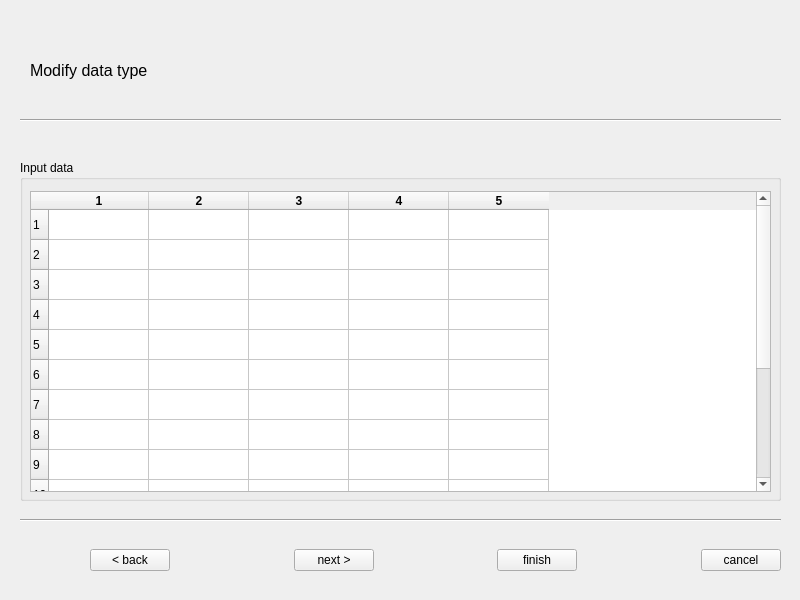
zel0rd/Non-Identifying, file UI/ModifyData.ui: the form before one commit.
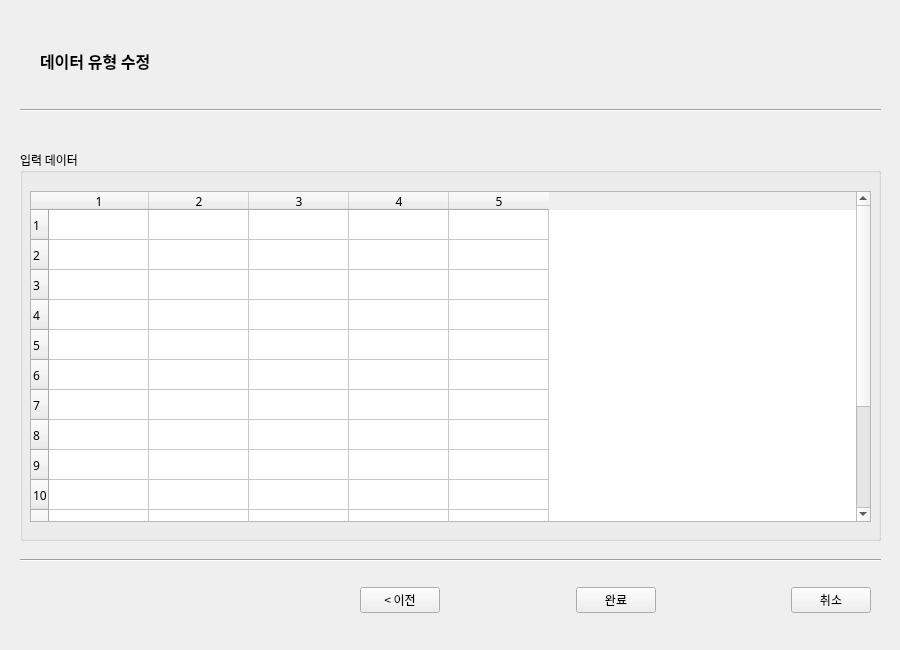
The form after the commit.

What changed in the file:
```diff
--- a/UI/ModifyData.ui
+++ b/UI/ModifyData.ui
@@ -6,8 +6,8 @@
    <rect>
     <x>0</x>
     <y>0</y>
-    <width>800</width>
-    <height>600</height>
+    <width>900</width>
+    <height>650</height>
    </rect>
   </property>
   <property name="windowTitle">
@@ -18,21 +18,26 @@
     <property name="geometry">
      <rect>
       <x>20</x>
-      <y>160</y>
-      <width>761</width>
-      <height>341</height>
+      <y>150</y>
+      <width>861</width>
+      <height>391</height>
      </rect>
     </property>
+    <property name="font">
+     <font>
+      <family>맑은 고딕</family>
+     </font>
+    </property>
     <property name="title">
-     <string>Input data</string>
+     <string>입력 데이터</string>
     </property>
     <widget class="QTableWidget" name="dataTypeChange">
      <property name="geometry">
       <rect>
        <x>10</x>
-       <y>31</y>
-       <width>741</width>
-       <height>301</height>
+       <y>41</y>
+       <width>841</width>
+       <height>331</height>
       </rect>
      </property>
      <property name="rowCount">
@@ -59,8 +64,8 @@
       </property>
       <property name="font">
        <font>
-        <weight>75</weight>
-        <bold>true</bold>
+        <weight>50</weight>
+        <bold>false</bold>
        </font>
       </property>
      </column>
@@ -70,8 +75,8 @@
       </property>
       <property name="font">
        <font>
-        <weight>75</weight>
-        <bold>true</bold>
+        <weight>50</weight>
+        <bold>false</bold>
        </font>
       </property>
      </column>
@@ -81,8 +86,8 @@
       </property>
       <property name="font">
        <font>
-        <weight>75</weight>
-        <bold>true</bold>
+        <weight>50</weight>
+        <bold>false</bold>
        </font>
       </property>
      </column>
@@ -92,8 +97,8 @@
       </property>
       <property name="font">
        <font>
-        <weight>75</weight>
-        <bold>true</bold>
+        <weight>50</weight>
+        <bold>false</bold>
        </font>
       </property>
      </column>
@@ -103,60 +108,33 @@
       </property>
       <property name="font">
        <font>
-        <weight>75</weight>
-        <bold>true</bold>
+        <weight>50</weight>
+        <bold>false</bold>
        </font>
       </property>
      </column>
     </widget>
    </widget>
-   <widget class="Line" name="line">
-    <property name="geometry">
-     <rect>
-      <x>20</x>
-      <y>510</y>
-      <width>761</width>
-      <height>20</height>
-     </rect>
-    </property>
-    <property name="orientation">
-     <enum>Qt::Horizontal</enum>
-    </property>
-   </widget>
    <widget class="QWidget" name="horizontalLayoutWidget_2">
     <property name="geometry">
      <rect>
-      <x>90</x>
-      <y>530</y>
-      <width>691</width>
+      <x>360</x>
+      <y>570</y>
+      <width>511</width>
       <height>61</height>
      </rect>
     </property>
     <layout class="QHBoxLayout" name="horizontalLayout_2">
      <item>
       <widget class="QPushButton" name="backButton">
-       <property name="text">
-        <string>&lt; back</string>
+       <property name="font">
+        <font>
+         <family>맑은 고딕</family>
+         <pointsize>9</pointsize>
+        </font>
        </property>
-      </widget>
-     </item>
-     <item>
-      <spacer name="horizontalSpacer">
-       <property name="orientation">
-        <enum>Qt::Horizontal</enum>
-       </property>
-       <property name="sizeHint" stdset="0">
-        <size>
-         <width>40</width>
-         <height>20</height>
-        </size>
-       </property>
-      </spacer>
-     </item>
-     <item>
-      <widget class="QPushButton" name="nextButton">
        <property name="text">
-        <string>next &gt;</string>
+        <string>&lt; 이전</string>
        </property>
       </widget>
      </item>
@@ -175,8 +153,14 @@
      </item>
      <item>
       <widget class="QPushButton" name="finishButton">
+       <property name="font">
+        <font>
+         <family>맑은 고딕</family>
+         <pointsize>9</pointsize>
+        </font>
+       </property>
        <property name="text">
-        <string>finish</string>
+        <string>완료</string>
        </property>
       </widget>
      </item>
@@ -195,22 +179,34 @@
      </item>
      <item>
       <widget class="QPushButton" name="cancelButton">
+       <property name="font">
+        <font>
+         <family>맑은 고딕</family>
+         <pointsize>9</pointsize>
+        </font>
+       </property>
        <property name="text">
-        <string>cancel</string>
+        <string>취소</string>
        </property>
       </widget>
      </item>
     </layout>
    </widget>
-   <widget class="Line" name="line_2">
+   <widget class="Line" name="line_1">
     <property name="geometry">
      <rect>
       <x>20</x>
-      <y>110</y>
-      <width>761</width>
+      <y>100</y>
+      <width>861</width>
       <height>20</height>
      </rect>
     </property>
+    <property name="font">
+     <font>
+      <weight>50</weight>
+      <bold>false</bold>
+     </font>
+    </property>
     <property name="orientation">
      <enum>Qt::Horizontal</enum>
     </property>
@@ -218,19 +214,41 @@
    <widget class="QLabel" name="label">
     <property name="geometry">
      <rect>
-      <x>30</x>
-      <y>40</y>
+      <x>40</x>
+      <y>30</y>
       <width>301</width>
       <height>61</height>
      </rect>
     </property>
     <property name="font">
      <font>
+      <family>맑은 고딕</family>
       <pointsize>12</pointsize>
+      <weight>75</weight>
+      <bold>true</bold>
      </font>
     </property>
     <property name="text">
-     <string>Modify data type</string>
+     <string>데이터 유형 수정</string>
+    </property>
+   </widget>
+   <widget class="Line" name="line_2">
+    <property name="geometry">
+     <rect>
+      <x>20</x>
+      <y>550</y>
+      <width>861</width>
+      <height>20</height>
+     </rect>
+    </property>
+    <property name="font">
+     <font>
+      <weight>50</weight>
+      <bold>false</bold>
+     </font>
+    </property>
+    <property name="orientation">
+     <enum>Qt::Horizontal</enum>
     </property>
    </widget>
   </widget>
```
Left out of the diff: 2 changed lines with no effect on the pictures.
